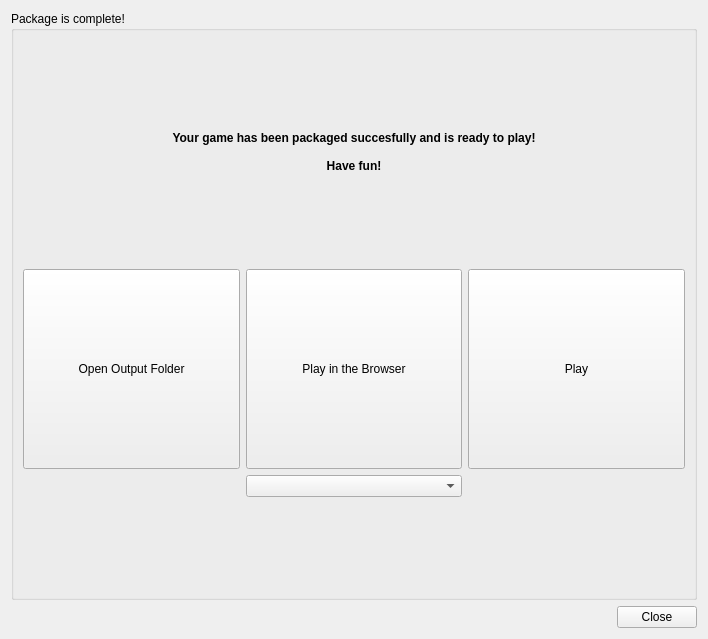
Qt form editor/gui/dlgcomplete.ui (ensisoft/detonator) before a commit.
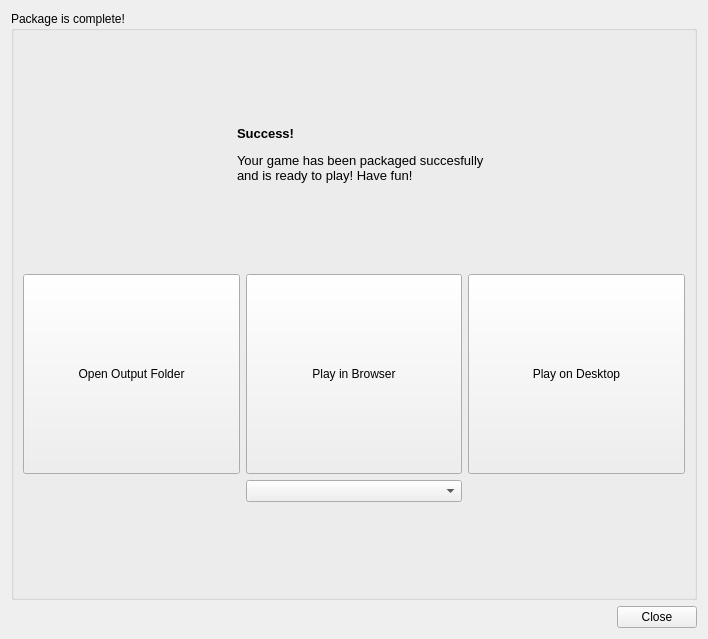
The same form after that commit. Icons and pictures are not drawn.

Commit message:
Update the package complete dialog
Update the package complete dialog.

```diff
--- a/editor/gui/dlgcomplete.ui
+++ b/editor/gui/dlgcomplete.ui
@@ -19,9 +19,101 @@
      <property name="title">
       <string>Package is complete! </string>
      </property>
+     <property name="flat">
+      <bool>true</bool>
+     </property>
      <layout class="QGridLayout" name="gridLayout">
-      <item row="4" column="1">
-       <widget class="QComboBox" name="cmbBrowser"/>
+      <item row="3" column="1">
+       <widget class="QPushButton" name="btnPlayBrowser">
+        <property name="minimumSize">
+         <size>
+          <width>200</width>
+          <height>200</height>
+         </size>
+        </property>
+        <property name="text">
+         <string>Play in Browser</string>
+        </property>
+        <property name="icon">
+         <iconset resource="../resource/resource.qrc">
+          <normaloff>:/logo/html5.png</normaloff>:/logo/html5.png</iconset>
+        </property>
+        <property name="iconSize">
+         <size>
+          <width>64</width>
+          <height>64</height>
+         </size>
+        </property>
+       </widget>
+      </item>
+      <item row="1" column="0" colspan="3">
+       <layout class="QHBoxLayout" name="horizontalLayout_2">
+        <item>
+         <spacer name="horizontalSpacer_2">
+          <property name="orientation">
+           <enum>Qt::Horizontal</enum>
+          </property>
+          <property name="sizeHint" stdset="0">
+           <size>
+            <width>40</width>
+            <height>20</height>
+           </size>
+          </property>
+         </spacer>
+        </item>
+        <item>
+         <widget class="QLabel" name="label_2">
+          <property name="sizePolicy">
+           <sizepolicy hsizetype="Maximum" vsizetype="Preferred">
+            <horstretch>0</horstretch>
+            <verstretch>0</verstretch>
+           </sizepolicy>
+          </property>
+          <property name="text">
+           <string/>
+          </property>
+          <property name="pixmap">
+           <pixmap resource="../resource/resource.qrc">:/party.png</pixmap>
+          </property>
+         </widget>
+        </item>
+        <item>
+         <widget class="QLabel" name="label">
+          <property name="text">
+           <string>&lt;html&gt;&lt;head/&gt;&lt;body&gt;&lt;p&gt;&lt;span style=&quot; font-size:10pt; font-weight:600;&quot;&gt;Success! &lt;/span&gt;&lt;/p&gt;&lt;p&gt;&lt;span style=&quot; font-size:10pt;&quot;&gt;Your game has been packaged succesfully&lt;br/&gt;and is ready to play! Have fun!&lt;/span&gt;&lt;/p&gt;&lt;/body&gt;&lt;/html&gt;</string>
+          </property>
+          <property name="textFormat">
+           <enum>Qt::RichText</enum>
+          </property>
+         </widget>
+        </item>
+        <item>
+         <spacer name="horizontalSpacer_3">
+          <property name="orientation">
+           <enum>Qt::Horizontal</enum>
+          </property>
+          <property name="sizeHint" stdset="0">
+           <size>
+            <width>40</width>
+            <height>20</height>
+           </size>
+          </property>
+         </spacer>
+        </item>
+       </layout>
+      </item>
+      <item row="0" column="1">
+       <spacer name="verticalSpacer_3">
+        <property name="orientation">
+         <enum>Qt::Vertical</enum>
+        </property>
+        <property name="sizeHint" stdset="0">
+         <size>
+          <width>20</width>
+          <height>40</height>
+         </size>
+        </property>
+       </spacer>
       </item>
       <item row="3" column="0">
        <widget class="QPushButton" name="btnOpenFolder">
@@ -34,6 +126,10 @@
         <property name="text">
          <string>Open Output Folder</string>
         </property>
+        <property name="icon">
+         <iconset resource="../resource/resource.qrc">
+          <normaloff>:/64x64_ico_png/folder.png</normaloff>:/64x64_ico_png/folder.png</iconset>
+        </property>
         <property name="iconSize">
          <size>
           <width>64</width>
@@ -45,16 +141,6 @@
         </property>
        </widget>
       </item>
-      <item row="1" column="0" colspan="3">
-       <widget class="QLabel" name="label">
-        <property name="text">
-         <string>&lt;html&gt;&lt;head/&gt;&lt;body&gt;&lt;p align=&quot;center&quot;&gt;&lt;span style=&quot; font-weight:600;&quot;&gt;Your game has been packaged succesfully and is ready to play! &lt;br/&gt;&lt;br/&gt;Have fun!&lt;/span&gt;&lt;/p&gt;&lt;/body&gt;&lt;/html&gt;</string>
-        </property>
-        <property name="textFormat">
-         <enum>Qt::RichText</enum>
-        </property>
-       </widget>
-      </item>
       <item row="3" column="2">
        <widget class="QPushButton" name="btnPlayNative">
         <property name="minimumSize">
@@ -64,10 +150,26 @@
          </size>
         </property>
         <property name="text">
-         <string>Play</string>
+         <string>Play on Desktop</string>
+        </property>
+        <property name="icon">
+         <iconset resource="../resource/resource.qrc">
+          <normaloff>:/logo/windows.png</normaloff>:/logo/windows.png</iconset>
+        </property>
+        <property name="iconSize">
+         <size>
+          <width>64</width>
+          <height>64</height>
+         </size>
+        </property>
+        <property name="shortcut">
+         <string/>
         </property>
        </widget>
       </item>
+      <item row="4" column="1">
+       <widget class="QComboBox" name="cmbBrowser"/>
+      </item>
       <item row="5" column="1">
        <spacer name="verticalSpacer">
         <property name="orientation">
@@ -81,25 +183,6 @@
         </property>
        </spacer>
       </item>
-      <item row="3" column="1">
-       <widget class="QPushButton" name="btnPlayBrowser">
-        <property name="minimumSize">
-         <size>
-          <width>200</width>
-          <height>200</height>
-         </size>
-        </property>
-        <property name="text">
-         <string>Play in the Browser</string>
-        </property>
-        <property name="iconSize">
-         <size>
-          <width>64</width>
-          <height>64</height>
-         </size>
-        </property>
-       </widget>
-      </item>
       <item row="2" column="1">
        <spacer name="verticalSpacer_2">
         <property name="orientation">
@@ -113,19 +196,6 @@
         </property>
        </spacer>
       </item>
-      <item row="0" column="1">
-       <spacer name="verticalSpacer_3">
-        <property name="orientation">
-         <enum>Qt::Vertical</enum>
-        </property>
-        <property name="sizeHint" stdset="0">
-         <size>
-          <width>20</width>
-          <height>40</height>
-         </size>
-        </property>
-       </spacer>
-      </item>
      </layout>
     </widget>
    </item>
```
The commit also changes 3 other files.
